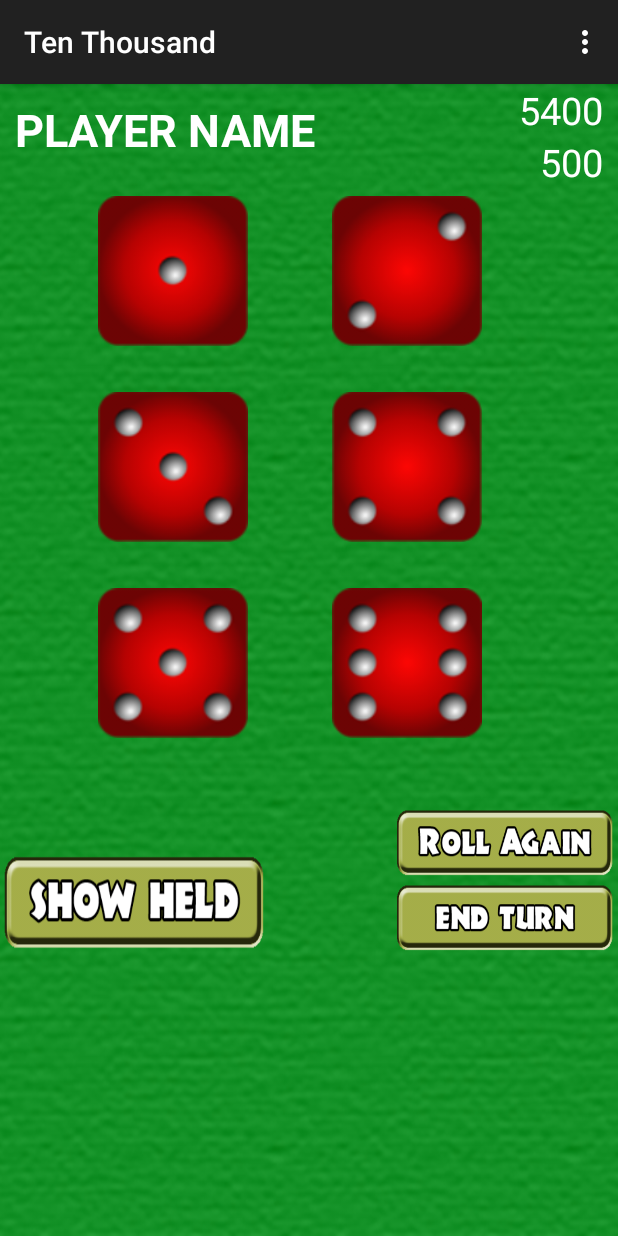
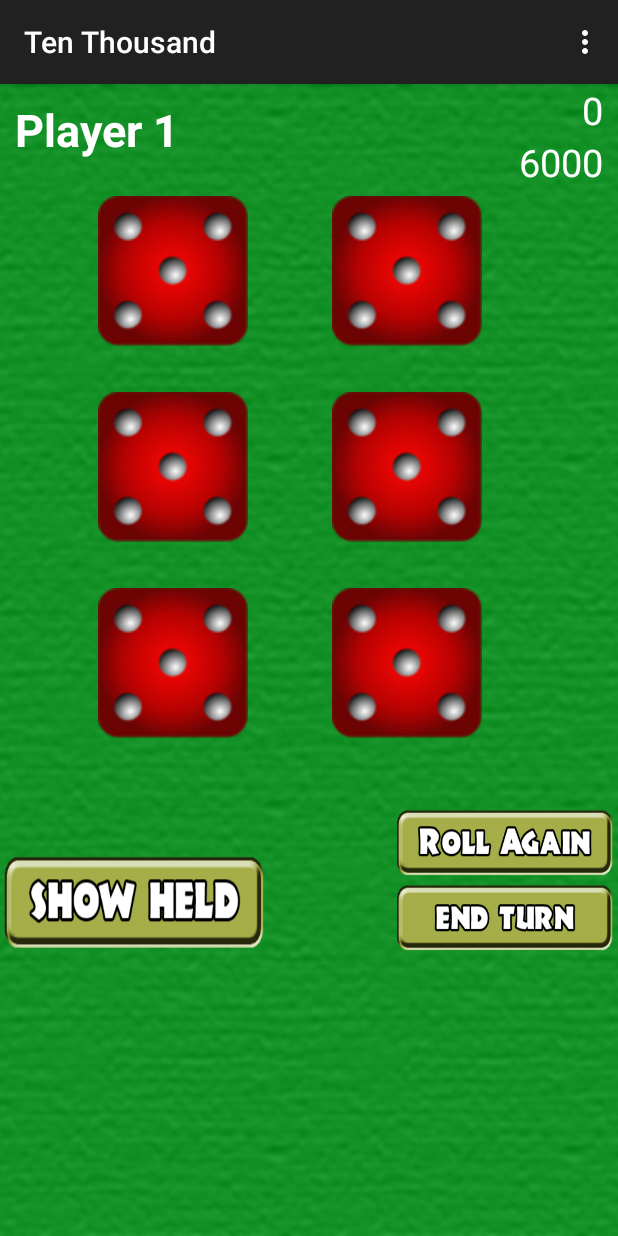
Before and after one commit to hana9235/farkle-app, an Android app: the Play screen opened directly, with no data from a screen before it, on a phone screen of 412 x 824 dp. Run offline under Robolectric (Android 15) with nearby library versions, the phone set to English and light mode, and no system bars.

Commit message:
rolling dice updates button imgs, end turn toggles between players, text views at top are updating

```diff
--- a/android/app/src/main/java/csc567_group_project/com/farkledicegame/Farkle.java
+++ b/android/app/src/main/java/csc567_group_project/com/farkledicegame/Farkle.java
@@ -155,7 +155,6 @@ class Game {
         }
         // end of function, no return because it's void
     }
-
 
     public ArrayList<Integer> calculate_roll_value(Player p) {
         ArrayList<Integer> results = new ArrayList<Integer>();
@@ -374,7 +373,6 @@ class Game {
         return false;  // not rolling again
     }
 
-
     public boolean ai_decision(Player p, int roll_score, int scoring_dice) { // list or int of scoring dice?  need to know which ones
         System.out.println("Current player is an AI, decide what to do with your roll.");
         ArrayList<Integer> dice_to_hold = new ArrayList<Integer>();
@@ -463,9 +461,6 @@ class Game {
         }
     }
 }
-
-
-
 
 class Player {
     String playerName;
--- a/android/app/src/main/java/csc567_group_project/com/farkledicegame/Play.java
+++ b/android/app/src/main/java/csc567_group_project/com/farkledicegame/Play.java
@@ -13,26 +13,44 @@ import android.widget.TextView;
 import android.widget.Toast;
 
 import java.util.ArrayList;
+import java.util.HashMap;
+import java.util.Map;
 
 public class Play extends ActionBarActivity {
     GridLayout grid;
+    ArrayList<ImageButton> diceView;
+    ArrayList<Player> players;
     ImageButton d1, d2, d3, d4, d5, d6, rollAgain, endTurn, showHeld;
     TextView playerName, totalScore, turnScore;
     Handler gameToUI;
 
+    // game vars here
+    boolean game_won;
+    final int pointsToWin = 10000;
+    int turnTotal, totalPlayers, currentPlayer;
 
     @Override
     protected void onCreate(Bundle savedInstanceState) {
         super.onCreate(savedInstanceState);
         setContentView(R.layout.play);
 
+        // initialize UI
         grid = (GridLayout) findViewById(R.id.rolledGrid);
+        diceView = new ArrayList<ImageButton>();
+
         d1 = (ImageButton) findViewById(R.id.d1);
         d2 = (ImageButton) findViewById(R.id.d2);
         d3 = (ImageButton) findViewById(R.id.d3);
         d4 = (ImageButton) findViewById(R.id.d4);
         d5 = (ImageButton) findViewById(R.id.d5);
         d6 = (ImageButton) findViewById(R.id.d6);
+        diceView.add(d1);
+        diceView.add(d2);
+        diceView.add(d3);
+        diceView.add(d4);
+        diceView.add(d5);
+        diceView.add(d6);
+
 
         playerName = (TextView) findViewById(R.id.playerName);
         totalScore = (TextView) findViewById(R.id.totalScore);
@@ -41,17 +59,6 @@ public class Play extends ActionBarActivity {
         rollAgain = (ImageButton) findViewById(R.id.rollAgain);
         endTurn = (ImageButton) findViewById(R.id.endTurn);
         showHeld = (ImageButton) findViewById(R.id.showHeld);
-
-        gameToUI = new Handler();
-
-        Intent fromSetup = getIntent();
-        int totalPlayers = fromSetup.getIntExtra("TOTAL", 2); // default value is two players (1 human, 1 AI)
-        int numHumans = fromSetup.getIntExtra("NUMHUMANS", 1); // default to 1 human out of 2 players
-
-        ArrayList<Player> players = createPlayers(totalPlayers, numHumans);
-        //updateScreen(players, currentPlayer, );
-        Game farkle = new Game(players);
-        Toast.makeText(this, "TOTAL PLAYERS = " + totalPlayers, Toast.LENGTH_LONG).show();
 
         showHeld.setOnClickListener(new View.OnClickListener() {
             @Override
@@ -74,15 +81,21 @@ public class Play extends ActionBarActivity {
             }
         });
 
-        // GRIDLAYOUT NEEDS ONITEMCLICKLISTENER (or whatever it's called)
-        // or set the same onclicklistener for every d* button, which needs to figure out which
-        // position it's in.  Doing this through the grid would be best, but the design will
-        // need to be changed a little bit
 
+        // initialize game variables
+        Intent fromSetup = getIntent();
+        totalPlayers = fromSetup.getIntExtra("TOTAL", 2); // default value is two players (1 human, 1 AI)
+        int numHumans = fromSetup.getIntExtra("NUMHUMANS", 1); // default to 1 human out of 2 players
 
-        //farkle.play();
-        // START THREAD FOR farkle.play();
-        // GET UPDATES FROM THE GAME CODE AS IT GOES
+        players = createPlayers(totalPlayers, numHumans);
+        //updateScreen(players, currentPlayer, );
+        currentPlayer = 0; // this is an index that loops through players
+
+        Player p = players.get(currentPlayer);
+        updateViews();  // set name and score views to appropriate player data
+
+        rollAgain();  // start the game
+
     }
 
 
@@ -100,7 +113,7 @@ public class Play extends ActionBarActivity {
         ArrayList<Player> players = new ArrayList<>();
         for (int i = 0; i < totalPlayers; i++) {
             Player p = new Player();
-            p.set_name("Player " + i+1 );
+            p.set_name("Player " + (i+1) );
             if (i >= numHumans) { // set p as AI
                 p.set_to_ai();
                 p.set_name(p.get_name() + " (AI)");
@@ -110,6 +123,13 @@ public class Play extends ActionBarActivity {
         return players;
     }
 
+
+    public void advancePlayer() {
+        currentPlayer++;
+        if (currentPlayer >= totalPlayers) {
+            currentPlayer = 0;
+        }
+    }
 
     public void toWinner() {
         Intent toWinner = new Intent(this, Winner.class);
@@ -123,10 +143,13 @@ public class Play extends ActionBarActivity {
 
     public void updateTurnScore(TextView turnScore, int points) {
         // parseInt from the current field, or just pull the current turn score
-        turnScore.setText(points);
+        int prevScore = Integer.parseInt(turnScore.getText().toString());
+        points = points + prevScore;
+        String pts = Integer.toString(points);
+        turnScore.setText(pts);
     }
 
-    public void updateDice(Player p, GridLayout grid) {
+    public void updateDice(Player p, ArrayList<ImageButton> diceView) {
         // get the list of dice from p  (p.get_rolled_dice())
         // find the face values of the dice and draw the correct die in the grid
         // so if a player rolls three dice and gets "1 4 3", then grid should display in this order:
@@ -139,37 +162,185 @@ public class Play extends ActionBarActivity {
 
         for (int i = 0; i < dice.size(); i++) {
             Die d = dice.get(i);
+            ImageButton currentDie = diceView.get(i);
+
             switch(d.get_value()) {
                 case 1:
+                    currentDie.setBackgroundResource(R.drawable.d1);
                     // @drawable/d1
                     break;
                 case 2:
+                    currentDie.setBackgroundResource(R.drawable.d2);
                     // @drawable/d2
                     break;
                 case 3:
+                    currentDie.setBackgroundResource(R.drawable.d3);
                     // @drawable/d3
                     break;
                 case 4:
+                    currentDie.setBackgroundResource(R.drawable.d4);
                     // @drawable/d4
                     break;
                 case 5:
+                    currentDie.setBackgroundResource(R.drawable.d5);
                     // @drawable/d5
                     break;
                 case 6:
+                    currentDie.setBackgroundResource(R.drawable.d6);
                     // @drawable/d6
                     break;
                 default:
                     //@drawable/blankdie
+                    currentDie.setBackgroundResource(R.drawable.blankdie);
                     break;
             }
 
         }
     }
 
+    public ArrayList<Integer> calculate_roll_value(Player p) {
+        ArrayList<Integer> results = new ArrayList<Integer>();
+        // result will have two values, the point value and the number of scoring dice
+
+        int sum = 0;
+        int scoring_dice = 0;
+        ArrayList<Die> rolled_dice = p.get_rolled_dice();
+
+        // count occurrences
+        Map<Integer, Integer> counted = new HashMap<Integer, Integer>();
+        for (int i = 0; i < rolled_dice.size(); i++) {
+            int die_face_val = rolled_dice.get(i).get_value();
+            if(!counted.containsKey(die_face_val)) {
+                // value is not yet in the map, add it
+                counted.put(die_face_val, 1);
+            }
+            else { // value exists, increase number of occurrences
+                int old_count = (int) counted.get(die_face_val);
+                counted.put(die_face_val, old_count + 1);
+            }
+        }
+
+        // counted should contain something like:
+        // {1=3, 4=2, 6=1}
+
+        // rules vary for scoring if at least 3 of a value has been rolled
+        ArrayList<Integer> at_least_three = new ArrayList<Integer>();
+        ArrayList<Integer> less_than_three = new ArrayList<Integer>();
+
+        for( Map.Entry<Integer, Integer> entry : counted.entrySet()) {
+            int face_val = entry.getKey();
+            int occurrences = entry.getValue();
+
+            if (occurrences < 3) {
+                less_than_three.add(face_val);
+            }
+            else {
+                at_least_three.add(face_val);
+            }
+        }
+        // the roll values are properly sorted between the lists
+
+        // first take care of special cases
+        if (less_than_three.size() == 6) {
+            // rolled a straight
+            sum = 1500;
+            scoring_dice = 6;
+            results.add(sum);
+            results.add(scoring_dice);
+            System.out.println("Straight");
+            return results;
+        }
+
+        if (less_than_three.size() == 3 && at_least_three.size() == 0
+                && rolled_dice.size() == 6) {
+            // possibly rolled three pairs
+            boolean is_three_pair = true;
+            for(int i = 0; i < 3; i++) {
+                int key = less_than_three.get(i);
+                int occurrences = counted.get(key);
+                if (occurrences != 2) {
+                    // if one isn't a pair, three pair fails
+                    is_three_pair = false;
+                }
+            }
+            if(is_three_pair) {
+                // if it got to here, then it must be three pair
+                sum = 600;
+                scoring_dice = 6;
+                System.out.println("Three pairs");
+                results.add(sum);
+                results.add(scoring_dice);
+                return results;
+            }
+        }
+
+        // special cases didn't happen, calculate point values of roll
+        // three or more of a number
+        for(int val : at_least_three) {
+            int occurrences = counted.get(val);
+            if(occurrences > 3) {
+                if (val == 1) {
+                    // special case, 3 1's == 1000
+                    sum += 1000 * (2 * (occurrences - 3));
+                }
+                else { // not 1's, no special case
+                    sum += (val * 100) * (2 * (occurrences - 3));
+                }
+                scoring_dice += occurrences;
+            }
+            else { // exactly 3 of the same value rolled
+                if (val == 1) {
+                    sum += 1000;
+                }
+                else {
+                    sum += (val * 100);
+                }
+                scoring_dice += occurrences;
+            }
+        }
+
+        // for 1 or 2 of a number, only 1's and 5's count for points
+        for (int val : less_than_three) {
+            int occurrences = counted.get(val);
+            if (val == 1) {
+                sum += 100 * occurrences;
+                scoring_dice += occurrences;
+            }
+            else if (val == 5) {
+                sum += 50 * occurrences;
+                scoring_dice += occurrences;
+            }
+        }
+
+        System.out.println("score: " + sum);
+
+        results.add(sum);
+        results.add(scoring_dice);
+        return results;
+    }
+
     public void rollAgain() {
         // to be implemented when the player chooses to roll again
         // how to do this for the AI player?
-        Toast.makeText(this, "Clicked roll again", Toast.LENGTH_LONG).show();
+
+        Player p = players.get(currentPlayer);
+
+        p.roll_dice();
+
+        ArrayList<Integer> roll_results = calculate_roll_value(p);
+        ArrayList<Die> rolled = p.get_rolled_dice();
+
+        if (roll_results.get(1) < 1) {
+            Toast.makeText(this, "Bust!",Toast.LENGTH_LONG).show();
+            turnScore.setText("0");
+            rollAgain.setClickable(false);
+        } else {
+            String turnPts = Integer.toString(roll_results.get(0));
+            turnScore.setText(turnPts);
+        }
+
+        updateDice(p, diceView);
+        updateTurnScore(turnScore, Integer.parseInt(turnScore.getText().toString()));
     }
 
     public void endTurn() {
@@ -178,7 +349,25 @@ public class Play extends ActionBarActivity {
         // p.reset_dice()
         // next_player()
         // THOSE FUNCTIONS ARE CALLED IN THE ACTUAL GAME CODE, BUT THAT MAY NEED TO BE CHANGED
+        Player p = players.get(currentPlayer);
+
+        p.reset_dice();
+        if (p.get_score() > 10000) {
+            toWinner();
+        }
+
+        advancePlayer();
+        updateViews();
+
         Toast.makeText(this, "Clicked end turn", Toast.LENGTH_LONG).show();
+    }
+
+    public void updateViews() {
+        Player p = players.get(currentPlayer);
+        setPlayerName(playerName, p);
+        String playerTotalScore = Integer.toString(p.get_score());
+        totalScore.setText(playerTotalScore);
+        turnScore.setText("0");
     }
 
     // hold each die individually
--- a/android/app/src/main/res/layout/play.xml
+++ b/android/app/src/main/res/layout/play.xml
@@ -55,7 +55,7 @@
             <TextView
                 android:layout_width="wrap_content"
                 android:layout_height="wrap_content"
-                android:text="500"
+                android:text="0"
                 android:id="@+id/turnScore"
                 android:textColor="#ffffff"
                 android:textSize="25sp"/>
@@ -80,7 +80,6 @@
             android:layout_marginRight="50dp"
             android:layout_marginLeft="50dp"
             android:layout_marginBottom="20dp"
-
             android:id="@+id/rolledGrid"
             >
 
@@ -88,12 +87,12 @@
                 android:layout_width="100dp"
                 android:layout_height="100dp"
                 android:id="@+id/d1"
-                android:background="@drawable/d1"
-                android:layout_gravity="right|end|center"
+                android:background="@drawable/blankdie"
+                android:layout_gravity="end|center"
                 android:layout_margin="15dp"/>
 
             <ImageButton
-                android:background="@drawable/d2"
+                android:background="@drawable/blankdie"
                 android:layout_width="100dp"
                 android:layout_height="100dp"
                 android:layout_gravity="center"
@@ -101,7 +100,7 @@
                 android:layout_margin="15dp"/>
 
             <ImageButton
-                android:background="@drawable/d3"
+                android:background="@drawable/blankdie"
                 android:layout_width="100dp"
                 android:layout_height="100dp"
                 android:layout_gravity="center"
@@ -109,7 +108,7 @@
                 android:layout_margin="15dp"/>
 
             <ImageButton
-                android:background="@drawable/d4"
+                android:background="@drawable/blankdie"
                 android:layout_width="100dp"
                 android:layout_height="100dp"
                 android:layout_gravity="center"
@@ -117,7 +116,7 @@
                 android:layout_margin="15dp"/>
 
             <ImageButton
-                android:background="@drawable/d5"
+                android:background="@drawable/blankdie"
                 android:layout_width="100dp"
                 android:layout_height="100dp"
                 android:layout_gravity="center"
@@ -125,7 +124,7 @@
                 android:layout_margin="15dp"/>
 
             <ImageButton
-                android:background="@drawable/d6"
+                android:background="@drawable/blankdie"
                 android:layout_width="100dp"
                 android:layout_height="100dp"
                 android:layout_gravity="center"
```
